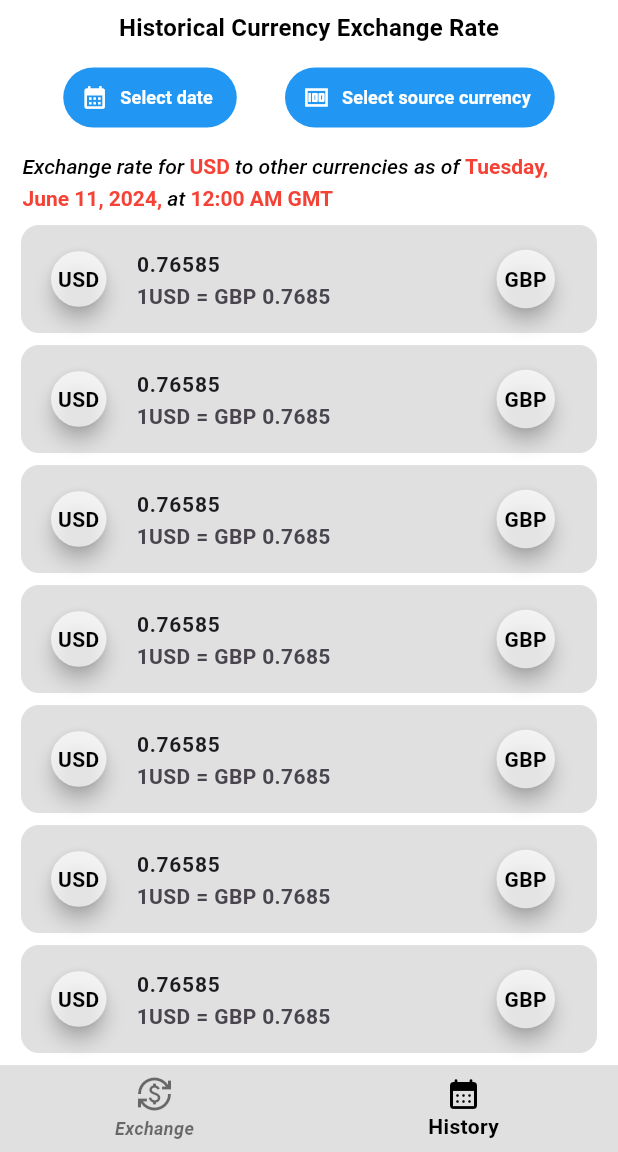
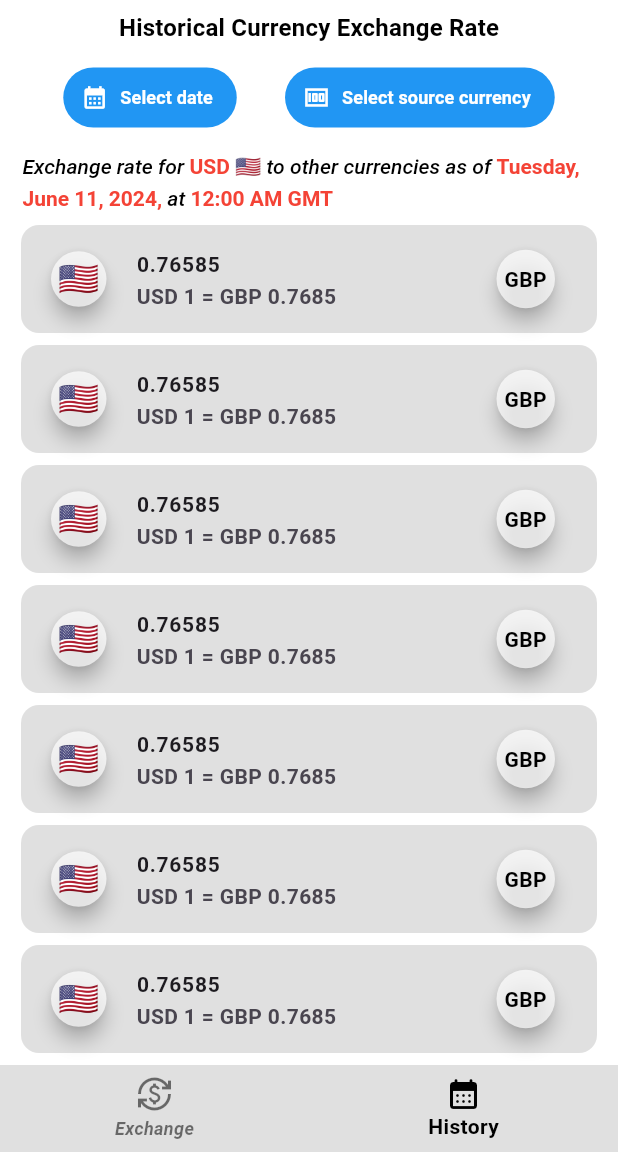
Before and after one commit to DevAdedoyin/RateMateApp, a Flutter app: the DashboardScreen screen opened by its route, item 2 of the bottom bar chosen, on a phone screen of 412 x 824 dp, the part 84-1236 px from its top. Run offline on Flutter 3.47's test engine with Material 3 defaults, Android fonts, the phone set to English and light mode, and no system bars; our stand-ins replace flutter_dotenv, flutter_riverpod, font_awesome_flutter, go_router; missing offline and left inert: date_picker_plus, onscreen_keyboard, virtual_keyboard_multi_language; network calls fail; Roboto replaces fonts that are missing (Poppins); statements that could not run were skipped.

Commit message:
base currency done

```diff
--- a/lib/src/features/currency_exchange/presentation/history_screen.dart
+++ b/lib/src/features/currency_exchange/presentation/history_screen.dart
@@ -4,8 +4,8 @@ import 'package:flutter/material.dart';
 import 'package:flutter_riverpod/flutter_riverpod.dart';
 import 'package:intl/intl.dart';
 import '../../../common/date_picker.dart';
+import '../../../common/modal_sheet.dart';
 import '../data/repositories/history_repo.dart';
-
 
 class HistoryScreen extends ConsumerStatefulWidget {
   const HistoryScreen({super.key});
@@ -15,7 +15,6 @@ class HistoryScreen extends ConsumerStatefulWidget {
 }
 
 class _HistoryScreenState extends ConsumerState<HistoryScreen> {
-
   String historicDate = "";
   String historicTime = "";
 
@@ -26,7 +25,7 @@ class _HistoryScreenState extends ConsumerState<HistoryScreen> {
     generateDateTime();
   }
 
-  void generateDateTime(){
+  void generateDateTime() {
     // Get the current date and time
     DateTime now = DateTime.now();
 
@@ -38,8 +37,10 @@ class _HistoryScreenState extends ConsumerState<HistoryScreen> {
 
     // Format the time as "00:00 AM GMT"
     // Assuming you want a specific time (10:00 AM) instead of the current time
-    DateTime specificTimeYesterday = DateTime(yesterday.year, yesterday.month, yesterday.day, 00, 0);
-    String formattedTime = DateFormat('h:mm a').format(specificTimeYesterday) + ' GMT';
+    DateTime specificTimeYesterday =
+        DateTime(yesterday.year, yesterday.month, yesterday.day, 00, 0);
+    String formattedTime =
+        DateFormat('h:mm a').format(specificTimeYesterday) + ' GMT';
 
     // Print the formatted date and time
     print('date: $formattedDate,');
@@ -56,6 +57,7 @@ class _HistoryScreenState extends ConsumerState<HistoryScreen> {
     bool isDarkMode = Theme.of(context).brightness == Brightness.dark;
     final selectedDate_ = ref.watch(selectedDate);
     final selectedTime_ = ref.watch(selectedTime);
+    final historyBaseCurrency_ = ref.watch(historyBaseCurrency);
 
     return Padding(
       padding: const EdgeInsets.only(top: 2, left: 10, right: 10),
@@ -81,10 +83,16 @@ class _HistoryScreenState extends ConsumerState<HistoryScreen> {
                           MaterialStateProperty.all(AppColors.primaryColors),
                     ),
                     onPressed: () async {
-                      Map<String, String> selectedDateTime = {"date": "", "time": ""};
-                      selectedDateTime = await CurrencyDatePicker.selectDate(context);
-                      ref.read(selectedDate.notifier).state = selectedDateTime["date"]!;
-                      ref.read(selectedTime.notifier).state = selectedDateTime["time"]!;
+                      Map<String, String> selectedDateTime = {
+                        "date": "",
+                        "time": ""
+                      };
+                      selectedDateTime =
+                          await CurrencyDatePicker.selectDate(context);
+                      ref.read(selectedDate.notifier).state =
+                          selectedDateTime["date"]!;
+                      ref.read(selectedTime.notifier).state =
+                          selectedDateTime["time"]!;
                     },
                     icon: const Icon(
                       Icons.calendar_month,
@@ -99,7 +107,14 @@ class _HistoryScreenState extends ConsumerState<HistoryScreen> {
                       backgroundColor:
                           MaterialStateProperty.all(AppColors.primaryColors),
                     ),
-                    onPressed: () {},
+                    onPressed: () async {
+                      Map<String, String> currency = {};
+                      currency = await CountryCodePicker.selectCountry(context);
+                      ref.read(historyBaseCurrency.notifier).state = {
+                        "currency": currency["currency"]!,
+                        "flag": currency["flag"]!
+                      };
+                    },
                     icon: const Icon(
                       Icons.money,
                       color: Colors.white,
@@ -116,31 +131,34 @@ class _HistoryScreenState extends ConsumerState<HistoryScreen> {
             alignment: Alignment.centerLeft,
             margin: const EdgeInsets.all(5),
             child: RichText(
-              text:  TextSpan(
+              text: TextSpan(
                   style: TextStyle(
-                      color: isDarkMode ? Colors.white  : Colors.black,
+                      color: isDarkMode ? Colors.white : Colors.black,
                       height: 1.5,
                       fontWeight: FontWeight.w500,
                       fontStyle: FontStyle.italic),
-                  children:  [
+                  children: [
                     const TextSpan(text: "Exchange rate for "),
-                    const  TextSpan(
-                        text: "USD ",
-                        style: TextStyle(
-                            fontWeight: FontWeight.bold,
-                            color: Colors.red,
-                            fontStyle: FontStyle.normal)),
-                    const   TextSpan(text: "to other currencies as of "),
                     TextSpan(
-                        text: "${selectedDate_ == "" ? historicDate : selectedDate_}, ",
+                        text:
+                            "${historyBaseCurrency_['currency']} ${historyBaseCurrency_['flag']} ",
                         style: const TextStyle(
                             fontWeight: FontWeight.bold,
                             color: Colors.red,
                             fontStyle: FontStyle.normal)),
-                    const   TextSpan(text: "at "),
+                    const TextSpan(text: "to other currencies as of "),
                     TextSpan(
-                        text: selectedTime_ == "" ? historicTime : selectedTime_,
-                        style:const TextStyle(
+                        text:
+                            "${selectedDate_ == "" ? historicDate : selectedDate_}, ",
+                        style: const TextStyle(
+                            fontWeight: FontWeight.bold,
+                            color: Colors.red,
+                            fontStyle: FontStyle.normal)),
+                    const TextSpan(text: "at "),
+                    TextSpan(
+                        text:
+                            selectedTime_ == "" ? historicTime : selectedTime_,
+                        style: const TextStyle(
                             fontWeight: FontWeight.bold,
                             color: Colors.red,
                             fontStyle: FontStyle.normal))
@@ -168,19 +186,19 @@ class _HistoryScreenState extends ConsumerState<HistoryScreen> {
                               child: Container(
                                 alignment: Alignment.center,
                                 child: Text(
-                                  "USD",
+                                  "${historyBaseCurrency_['flag']}",
                                   textAlign: TextAlign.center,
-                                  style: textTheme.bodyMedium,
+                                  style: const TextStyle(fontSize: 22),
                                 ),
                               )),
                         ),
                         title: const Text("0.76585"),
-                        subtitle: const Text("1USD = GBP 0.7685"),
+                        subtitle:  Text("${historyBaseCurrency_['currency']} 1 = GBP 0.7685"),
                         trailing: SizedBox(
                           height: 47,
                           width: 47,
                           child: Card(
-                            color: Colors.white70,
+                              color: Colors.white70,
                               elevation: 5,
                               shape: RoundedRectangleBorder(
                                   borderRadius: BorderRadius.circular(50)),
```
